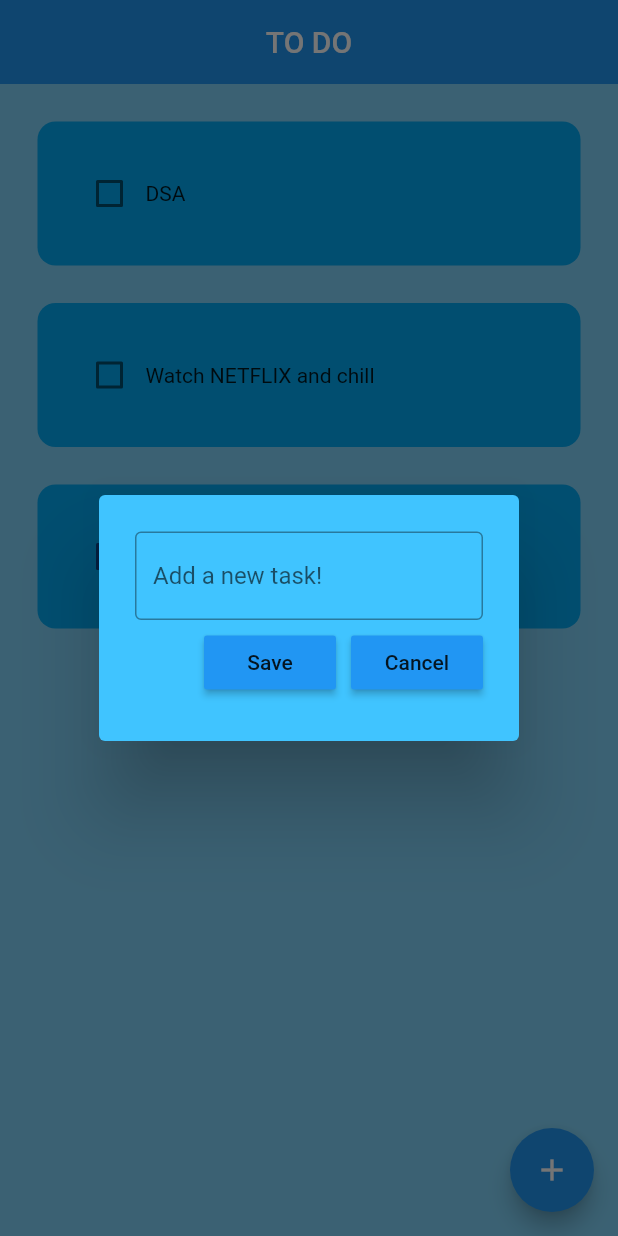
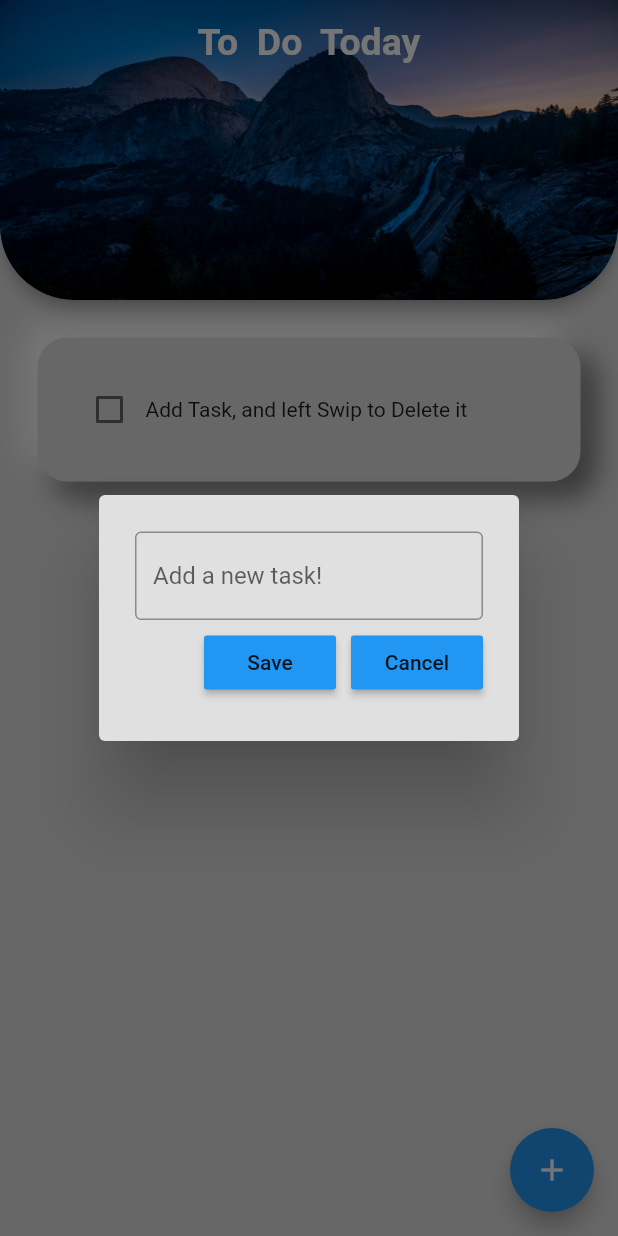
Before and after one commit to aviroopjana/ToDoApp, a Flutter app: the screen it shows after launch, after a tap on the "add" icon, on a phone screen of 412 x 824 dp. Run offline on Flutter 3.47's test engine with Material 2 defaults, Android fonts, the phone set to English and light mode, and no system bars; drawn by our look-alikes of flutter_slidable; our stand-ins replace hive_flutter; accounts and stored records are empty.

Commit message:
added database in this project using Hive

```diff
--- a/lib/Utility/dialog_box.dart
+++ b/lib/Utility/dialog_box.dart
@@ -3,12 +3,21 @@ import 'package:flutter/material.dart';
 import 'my_button.dart';
 
 class DialogBox extends StatelessWidget {
-  const DialogBox({super.key});
+  final controller;
+  VoidCallback onSave;
+  VoidCallback onCancel;
+
+  DialogBox({
+    super.key,
+    required this.onSave,
+    required this.onCancel,
+    required this.controller,
+  });
 
   @override
   Widget build(BuildContext context) {
     return AlertDialog(
-      backgroundColor: Colors.lightBlueAccent,
+      backgroundColor: Colors.grey[300],
       content: Container(
         height: 120,
         child: Column(
@@ -16,6 +25,7 @@ class DialogBox extends StatelessWidget {
           children: [
             //get User input
             TextField(
+              controller: controller,
               decoration: InputDecoration(
                 border: OutlineInputBorder(),
                 hintText: "Add a new task!",
@@ -27,14 +37,14 @@ class DialogBox extends StatelessWidget {
               mainAxisAlignment: MainAxisAlignment.end,
               children: [
                 //Save Button
-                MyButton(text: "Save", onPressed: () {}),
+                MyButton(text: "Save", onPressed: onSave),
 
                 const SizedBox(
                   width: 10,
                 ),
 
                 //Cancel button
-                MyButton(text: "Cancel", onPressed: () {}),
+                MyButton(text: "Cancel", onPressed: onCancel),
               ],
             ),
           ],
--- a/lib/Utility/my_button.dart
+++ b/lib/Utility/my_button.dart
@@ -13,7 +13,7 @@ class MyButton extends StatelessWidget {
   Widget build(BuildContext context) {
     return MaterialButton(
       onPressed: onPressed,
-      color: Theme.of(context).primaryColor,
+      color: Colors.blue,
       child: Text(text),
     );
   }
--- a/lib/Utility/todo_tile.dart
+++ b/lib/Utility/todo_tile.dart
@@ -1,21 +1,33 @@
 import 'package:flutter/material.dart';
+import 'package:flutter_slidable/flutter_slidable.dart';
 
 class ToDoTile extends StatelessWidget {
   final String taskName;
   final bool taskCompleted;
   Function(bool?)? onChanged;
+  Function(BuildContext)? deleteFunction;
 
   ToDoTile({
     super.key,
     required this.taskName,
     required this.taskCompleted,
     required this.onChanged,
+    required this.deleteFunction,
   });
 
   @override
   Widget build(BuildContext context) {
     return Padding(
       padding: const EdgeInsets.only(left: 25, right: 25, top: 25),
+      child: Slidable(
+        endActionPane: ActionPane(motion: StretchMotion(), children: [
+          SlidableAction(
+            onPressed: deleteFunction,
+            icon: Icons.delete,
+            backgroundColor: Colors.red.shade400,
+            borderRadius: BorderRadius.circular(12),
+          )
+        ]),
         child: Container(
           padding: const EdgeInsets.all(24),
           // ignore: sort_child_properties_last
@@ -25,7 +37,7 @@ class ToDoTile extends StatelessWidget {
               Checkbox(
                 value: taskCompleted,
                 onChanged: onChanged,
-              activeColor: const Color.fromARGB(255, 7, 69, 140),
+                activeColor: Colors.black,
               ),
 
               //Task Name
@@ -39,9 +51,26 @@ class ToDoTile extends StatelessWidget {
               ),
             ],
           ),
+
+          //Neumorphic design code
+
           decoration: BoxDecoration(
-          color: Colors.lightBlue,
-          borderRadius: BorderRadius.circular(12),
+              color: Colors.grey.shade300,
+              borderRadius: BorderRadius.all(Radius.circular(20)),
+              boxShadow: [
+                BoxShadow(
+                  color: Colors.grey.shade600,
+                  offset: Offset(10.0, 10.0),
+                  blurRadius: 15.0,
+                  spreadRadius: 1.0,
+                ),
+                BoxShadow(
+                  color: Colors.white,
+                  offset: Offset(-10.0, -10.0),
+                  blurRadius: 15.0,
+                  spreadRadius: 1.0,
+                ),
+              ]),
         ),
       ),
     );
--- /dev/null
+++ b/lib/data/database.dart
@@ -0,0 +1,24 @@
+import 'package:hive_flutter/hive_flutter.dart';
+
+class ToDoDataBase {
+  List toDoList = [];
+  //reference our box
+  final _myBox = Hive.box('mybox');
+
+  // run this method if this is the first time ever opening this app
+  void createInitalData() {
+    toDoList = [
+      ["Add Task, and left Swip to Delete it", false],
+    ];
+  }
+
+  //load the data from database
+  void loadData() {
+    toDoList = _myBox.get("TODOLIST");
+  }
+
+  //update the database
+  void updateDataBase() {
+    _myBox.put("TODOLIST", toDoList);
+  }
+}
--- a/lib/home_page.dart
+++ b/lib/home_page.dart
@@ -1,7 +1,11 @@
+// ignore_for_file: prefer_const_constructors
+
 import 'package:flutter/material.dart';
-import 'package:to_do_app/Utility/dialog_box.dart';
+import 'package:hive_flutter/hive_flutter.dart';
+import 'package:to_do_app/data/database.dart';
+import 'package:to_do_app/utility/dialog_box.dart';
 
-import 'Utility/todo_tile.dart';
+import 'utility/todo_tile.dart';
 
 class HomePage extends StatefulWidget {
   const HomePage({super.key});
@@ -11,19 +15,39 @@ class HomePage extends StatefulWidget {
 }
 
 class _HomePageState extends State<HomePage> {
-// list of to do list
+//text controller
+  final _controller = TextEditingController();
+  final _myBox = Hive.box('mybox');
+  ToDoDataBase db = ToDoDataBase();
 
-  List toDoList = [
-    ["DSA", false],
-    ["Watch NETFLIX and chill", false],
-    ["Take Rest", true]
-  ];
+  @override
+  void initState() {
+    //if this is the 1st time ever opening the app, then create default data
+    if (_myBox.get("TODOLIST") == null) {
+      db.createInitalData();
+    } else {
+      //there already exist data
+      db.loadData();
+    }
+    super.initState();
+  }
 
 //Check Box was tapped
   void checkBoxChanged(bool? value, int index) {
     setState(() {
-      toDoList[index][1] = !toDoList[index][1];
+      db.toDoList[index][1] = !db.toDoList[index][1];
     });
+    db.updateDataBase();
+  }
+
+//Save New Task
+  void saveNewTask() {
+    setState(() {
+      db.toDoList.add([_controller.text, false]);
+      _controller.clear();
+    });
+    Navigator.of(context).pop();
+    db.updateDataBase();
   }
 
 //Create New Task
@@ -31,31 +55,73 @@ class _HomePageState extends State<HomePage> {
     showDialog(
       context: context,
       builder: (context) {
-        return DialogBox();
+        return DialogBox(
+          controller: _controller,
+          onSave: saveNewTask,
+          onCancel: () => Navigator.of(context).pop(),
+        );
       },
     );
+  }
+
+  //delete task
+  void deleteTask(int index) {
+    setState(() {
+      db.toDoList.removeAt(index);
+    });
+    db.updateDataBase();
   }
 
   @override
   Widget build(BuildContext context) {
     return Scaffold(
-      backgroundColor: Colors.lightBlue[200],
-      appBar: AppBar(
-        title: Text('TO DO'),
-        elevation: 0,
-        centerTitle: mounted,
+      backgroundColor: Colors.grey[300],
+      extendBodyBehindAppBar: true,
+      appBar: PreferredSize(
+        preferredSize: const Size.fromHeight(200),
+        child: AppBar(
+          centerTitle: true,
+          flexibleSpace: ClipRRect(
+            borderRadius: BorderRadius.only(
+                bottomRight: Radius.circular(50),
+                bottomLeft: Radius.circular(50)),
+            child: Container(
+              decoration: BoxDecoration(
+                image: DecorationImage(
+                  image: AssetImage("assets/back.jpg"),
+                  fit: BoxFit.fill,
+                ),
+              ),
+            ),
+          ),
+          title: Text(
+            "To  Do  Today",
+            textAlign: TextAlign.justify,
+            style: TextStyle(
+              color: Colors.white,
+              fontWeight: FontWeight.bold,
+              fontSize: 25,
+            ),
+          ),
+          shape: RoundedRectangleBorder(
+              borderRadius: BorderRadius.only(
+                  bottomRight: Radius.circular(50),
+                  bottomLeft: Radius.circular(50))),
+        ),
       ),
       floatingActionButton: FloatingActionButton(
         onPressed: createNewTask,
         child: const Icon(Icons.add),
       ),
       body: ListView.builder(
-        itemCount: toDoList.length,
+        physics: const BouncingScrollPhysics(),
+        itemCount: db.toDoList.length,
         itemBuilder: (context, index) {
           return ToDoTile(
-            taskName: toDoList[index][0],
-            taskCompleted: toDoList[index][1],
+            taskName: db.toDoList[index][0],
+            taskCompleted: db.toDoList[index][1],
             onChanged: (value) => checkBoxChanged(value, index),
+            deleteFunction: (context) => deleteTask(index),
           );
         },
       ),
--- a/lib/main.dart
+++ b/lib/main.dart
@@ -1,7 +1,14 @@
 import 'package:flutter/material.dart';
+import 'package:hive_flutter/hive_flutter.dart';
 import 'package:to_do_app/home_page.dart';
 
-void main() {
+void main() async {
+  //init the hive
+  await Hive.initFlutter();
+
+  //open a box
+  var box = await Hive.openBox('mybox');
+
   runApp(const MyApp());
 }
 
@@ -13,7 +20,7 @@ class MyApp extends StatelessWidget {
     return MaterialApp(
       debugShowCheckedModeBanner: false,
       home: HomePage(),
-      theme: ThemeData(primarySwatch: Colors.blue),
+      //theme: ThemeData(primarySwatch: Colors.blueGrey),
     );
   }
 }
```
Also changed, not shown: pubspec.yaml (+9 -7 lines), assets/back.jpg (added), pubspec.lock, 1 other file. Lines whose indentation alone changed are shown as unchanged.
